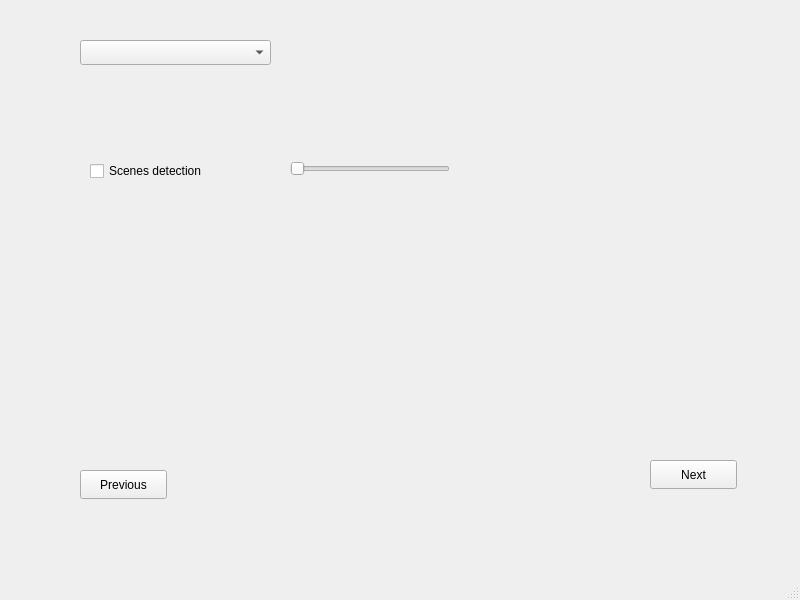
This is video_summary/templates/GeneralOptions.ui in seekever/VideoSummary as Qt 5 draws it before an edit. The edited form follows.
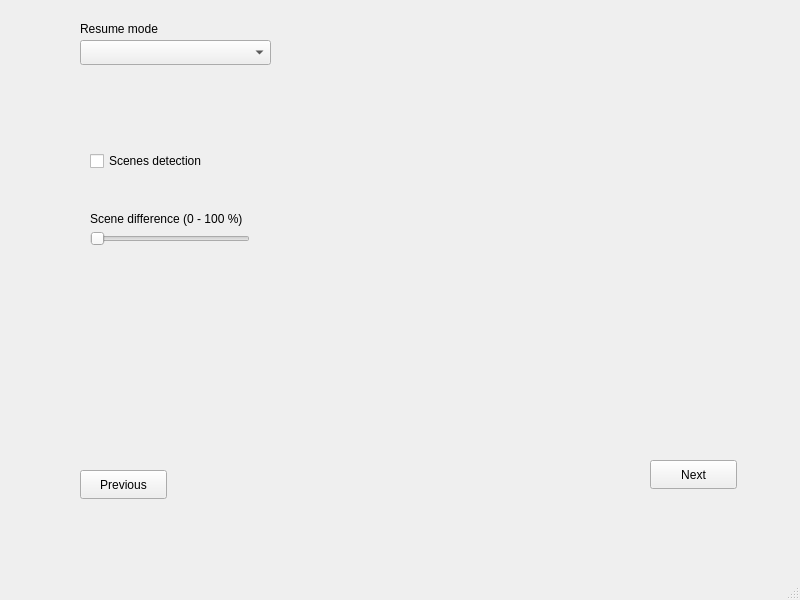
This is the edited form.

The edit to the form file:
```diff
--- a/video_summary/templates/GeneralOptions.ui
+++ b/video_summary/templates/GeneralOptions.ui
@@ -28,7 +28,7 @@
                 <property name="geometry">
                     <rect>
                         <x>90</x>
-                        <y>160</y>
+      <y>150</y>
                         <width>141</width>
                         <height>22</height>
                     </rect>
@@ -40,8 +40,8 @@
             <widget class="QSlider" name="scenesDifSlider">
                 <property name="geometry">
                     <rect>
-                        <x>290</x>
-                        <y>160</y>
+      <x>90</x>
+      <y>230</y>
                         <width>160</width>
                         <height>17</height>
                     </rect>
@@ -88,6 +88,32 @@
                     <string>Previous</string>
                 </property>
             </widget>
+   <widget class="QLabel" name="label">
+    <property name="geometry">
+     <rect>
+      <x>80</x>
+      <y>20</y>
+      <width>91</width>
+      <height>17</height>
+     </rect>
+    </property>
+    <property name="text">
+     <string>Resume mode</string>
+    </property>
+   </widget>
+   <widget class="QLabel" name="label_2">
+    <property name="geometry">
+     <rect>
+      <x>90</x>
+      <y>210</y>
+      <width>171</width>
+      <height>17</height>
+     </rect>
+    </property>
+    <property name="text">
+     <string>Scene difference (0 - 100 %)</string>
+    </property>
+   </widget>
         </widget>
         <widget class="QMenuBar" name="menubar">
             <property name="geometry">
```
Lines whose indentation alone changed are shown as unchanged.
